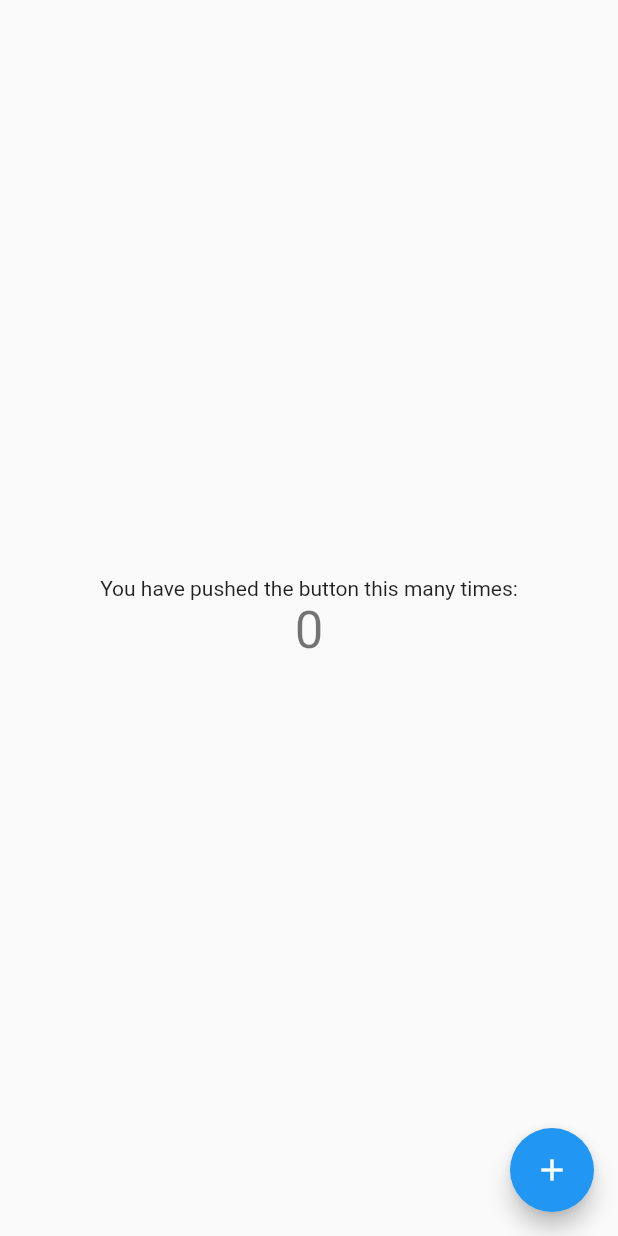
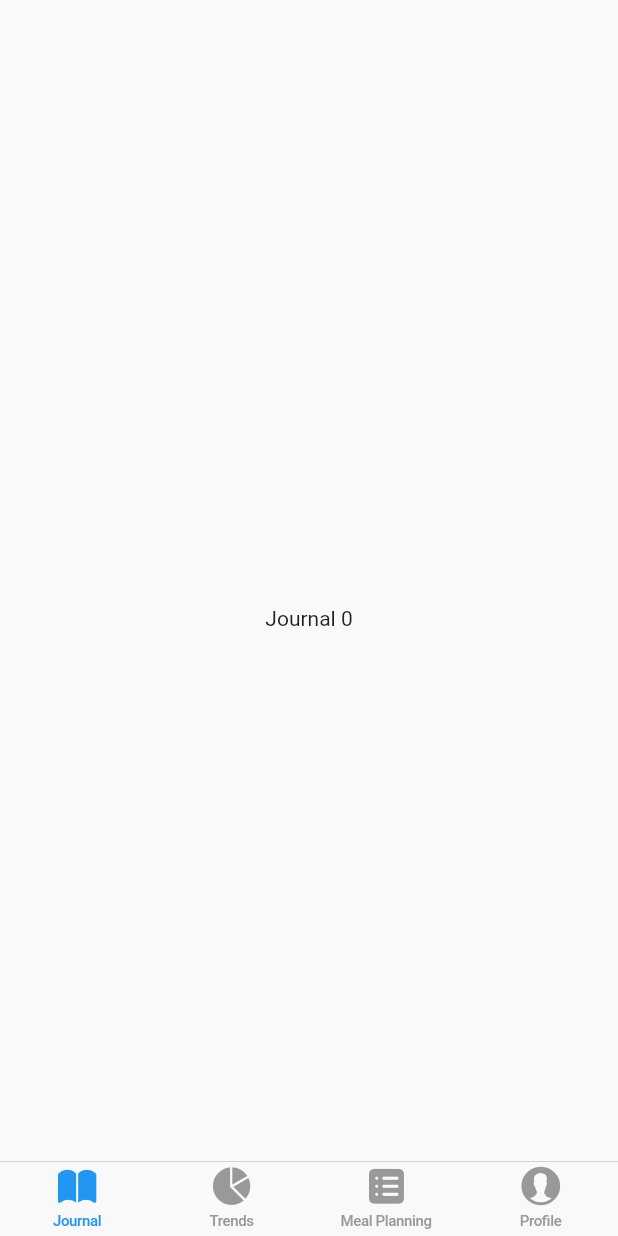
Before and after one commit to aayc/opendietary, a Flutter app: the screen it shows once a user with an empty profile is signed in, on a phone screen of 412 x 824 dp. Run offline on Flutter 3.47's test engine with Material 2 defaults, Android fonts, the phone set to English and light mode, and no system bars; our stand-ins replace cached_network_image, firebase_auth, firebase_core, firebase_database, google_fonts, sliding_sheet; accounts and stored records are empty.

Commit message:
Add bottom bar and two screens

```diff
--- a/mobile/lib/home.dart
+++ b/mobile/lib/home.dart
@@ -1,57 +1,58 @@
 
-import 'package:firebase_auth/firebase_auth.dart';
-import 'package:flutter/material.dart';
+import 'package:flutter/cupertino.dart';
+import 'package:opendietary/screens/journal_page.dart';
+import 'package:opendietary/screens/profile_page.dart';
 
 class HomePage extends StatefulWidget {
-  const HomePage({super.key, required this.title});
-
-  // This widget is the home page of your application. It is stateful, meaning
-  // that it has a State object (defined below) that contains fields that affect
-  // how it looks.
-
-  // This class is the configuration for the state. It holds the values (in this
-  // case the title) provided by the parent (in this case the App widget) and
-  // used by the build method of the State. Fields in a Widget subclass are
-  // always marked "final".
-
-  final String title;
-
+  const HomePage({super.key});
   @override
   State<HomePage> createState() => _HomePageState();
 }
 
 class _HomePageState extends State<HomePage> {
-  int _counter = 0;
-
-  void _incrementCounter() {
-    setState(() {
-      _counter++;
-      FirebaseAuth.instance.signOut();
-    });
-  }
 
   @override
   Widget build(BuildContext context) {
-    return Scaffold(
-      body: Center(
-        child: Column(
-          mainAxisAlignment: MainAxisAlignment.center,
-          children: <Widget>[
-            const Text(
-              'You have pushed the button this many times:',
-            ),
-            Text(
-              '$_counter',
-              style: Theme.of(context).textTheme.headline4,
-            ),
-          ],
-        ),
+    return CupertinoTabScaffold(
+      tabBar: CupertinoTabBar(
+        items: const <BottomNavigationBarItem>[
+          BottomNavigationBarItem(
+            icon: Icon(CupertinoIcons.book_fill),
+            label: 'Journal',
+          ),
+          BottomNavigationBarItem(
+            icon: Icon(CupertinoIcons.chart_pie_fill),
+            label: 'Trends',
+          ),
+          BottomNavigationBarItem(
+            icon: Icon(CupertinoIcons.square_list_fill),
+            label: 'Meal Planning',
+          ),
+          BottomNavigationBarItem(
+            icon: Icon(CupertinoIcons.person_alt_circle_fill),
+            label: 'Profile',
+          ),
+        ],
       ),
-      floatingActionButton: FloatingActionButton(
-        onPressed: _incrementCounter,
-        tooltip: 'Increment',
-        child: const Icon(Icons.add),
-      ), // This trailing comma makes auto-formatting nicer for build methods.
+      tabBuilder: (BuildContext context, int index) {
+        return CupertinoTabView(
+          builder: (BuildContext context) {
+            if (index == 0) {
+              return JournalPage();
+            } else if (index == 1) {
+              return const Center(
+                child: Text('Content of tab 1'),
+              );
+            } else if (index == 2) {
+              return const Center(
+                child: Text('Content of tab 2'),
+              );
+            } else {
+              return ProfilePage();
+            }
+          },
+        );
+      },
     );
   }
 }
--- a/mobile/lib/main.dart
+++ b/mobile/lib/main.dart
@@ -18,9 +18,7 @@ class OmniRobotics extends StatelessWidget {
       stream: FirebaseAuth.instance.authStateChanges(),
       builder: (context, snapshot) {
         if (snapshot.hasData) {
-          return const HomePage(
-            title: 'hey',
-          );
+          return const HomePage();
         } else {
           return const LoginPage();
         }
--- /dev/null
+++ b/mobile/lib/screens/journal_page.dart
@@ -0,0 +1,27 @@
+import 'package:flutter/material.dart';
+
+class JournalPage extends StatefulWidget {
+  const JournalPage({super.key});
+
+  @override
+  State<JournalPage> createState() => _JournalPageState();
+}
+
+class _JournalPageState extends State<JournalPage> {
+  var counter = 0;
+
+  void _incrementCounter() {
+    setState(() {
+      counter++;
+    });
+  }
+
+  @override
+  Widget build(BuildContext context) {
+    return Scaffold(
+      body: Center(
+        child: InkWell(onTap: _incrementCounter, child: Text('Journal $counter'))
+      ),
+    );
+  }
+}
--- /dev/null
+++ b/mobile/lib/screens/profile_page.dart
@@ -0,0 +1,19 @@
+import 'package:flutter/material.dart';
+
+class ProfilePage extends StatefulWidget {
+  const ProfilePage({super.key});
+
+  @override
+  State<ProfilePage> createState() => _ProfilePageState();
+}
+
+class _ProfilePageState extends State<ProfilePage> {
+  @override
+  Widget build(BuildContext context) {
+    return Scaffold(
+      body: Center(
+        child: const Text('Profile'),
+      ),
+    );
+  }
+}
```
